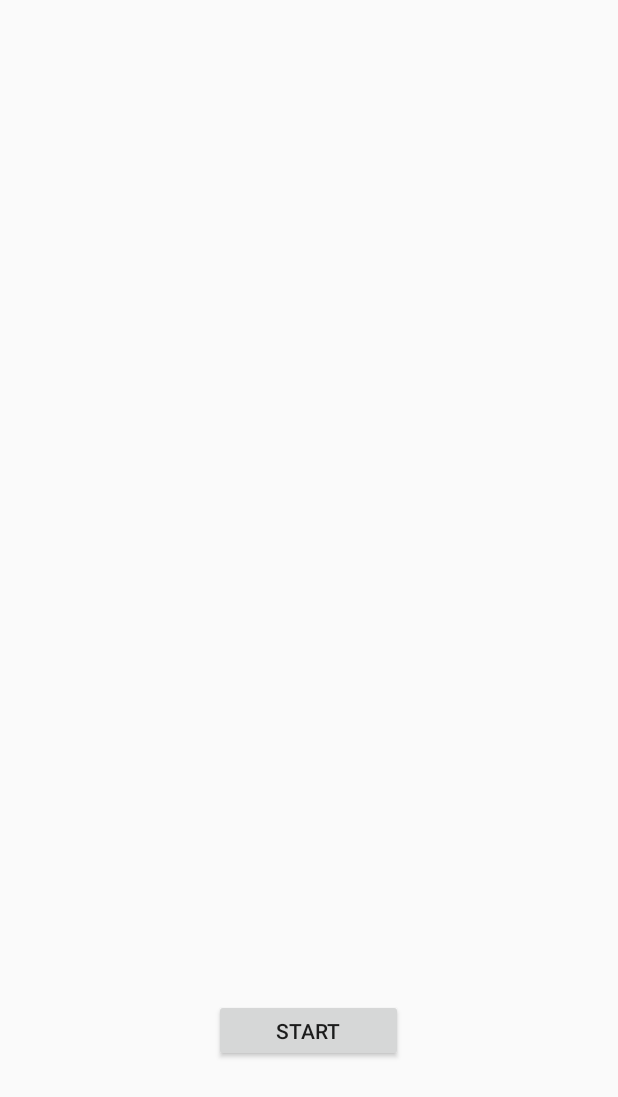
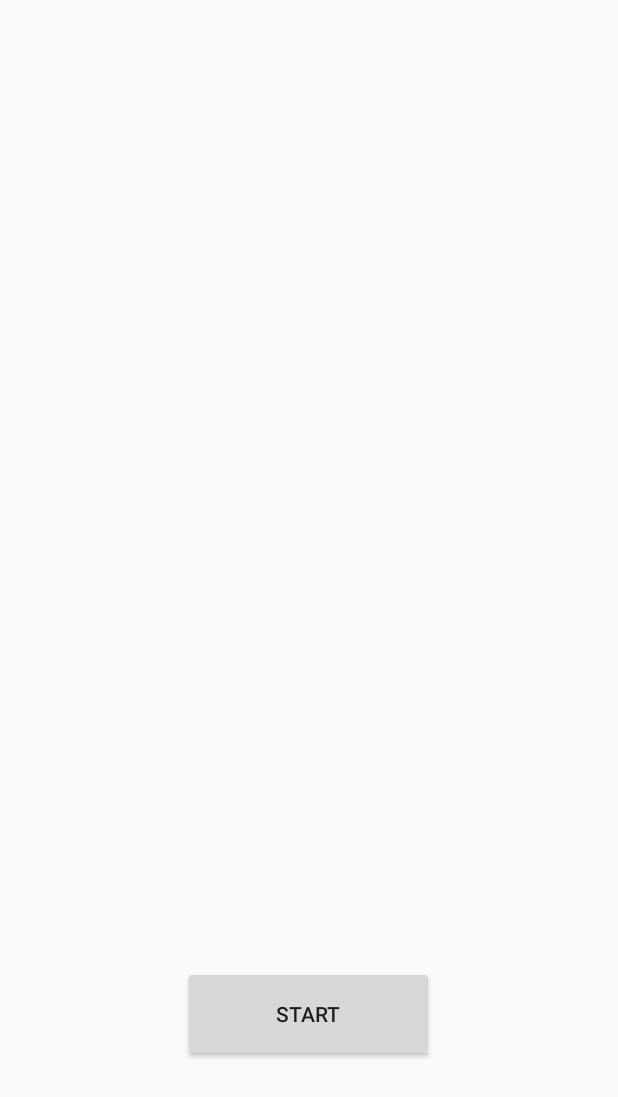
Before and after one commit to s-haya-123/voiceBattle, an Android app: the layout battle_layout.xml on its own in the app's theme, with its tools: preview values and no code run, on a phone screen of 412 x 824 dp. Shown: the top 1097 px of the screen. Run offline under Robolectric (Android 15) with nearby library versions, the phone set to English and light mode, and no system bars.

```diff
--- a/app/src/main/res/layout/battle_layout.xml
+++ b/app/src/main/res/layout/battle_layout.xml
@@ -8,8 +8,8 @@
 
     <Button
         android:id="@+id/calculate_start"
-        android:layout_width="126dp"
-        android:layout_height="42dp"
+        android:layout_width="167dp"
+        android:layout_height="64dp"
         android:layout_marginStart="8dp"
         android:layout_marginEnd="8dp"
         android:layout_marginBottom="116dp"
```
Also changed, not shown: app/src/main/java/voicebattle/com/shaya/voicebattle/meter/MeterSurface.kt (+17 -1 lines).
